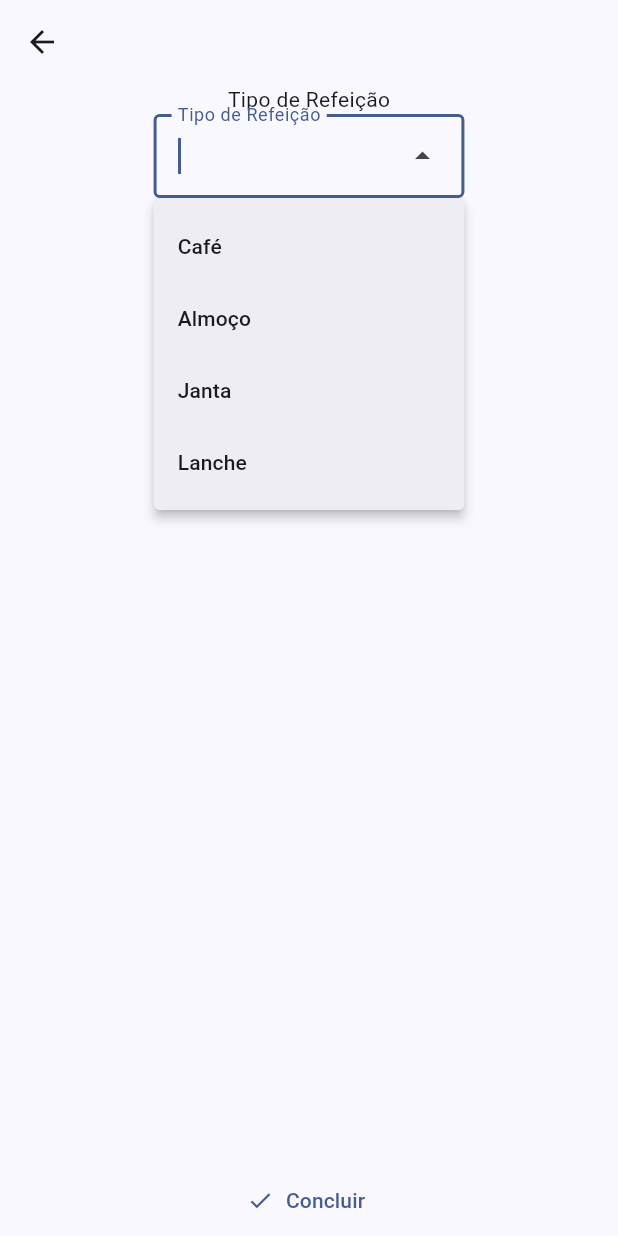
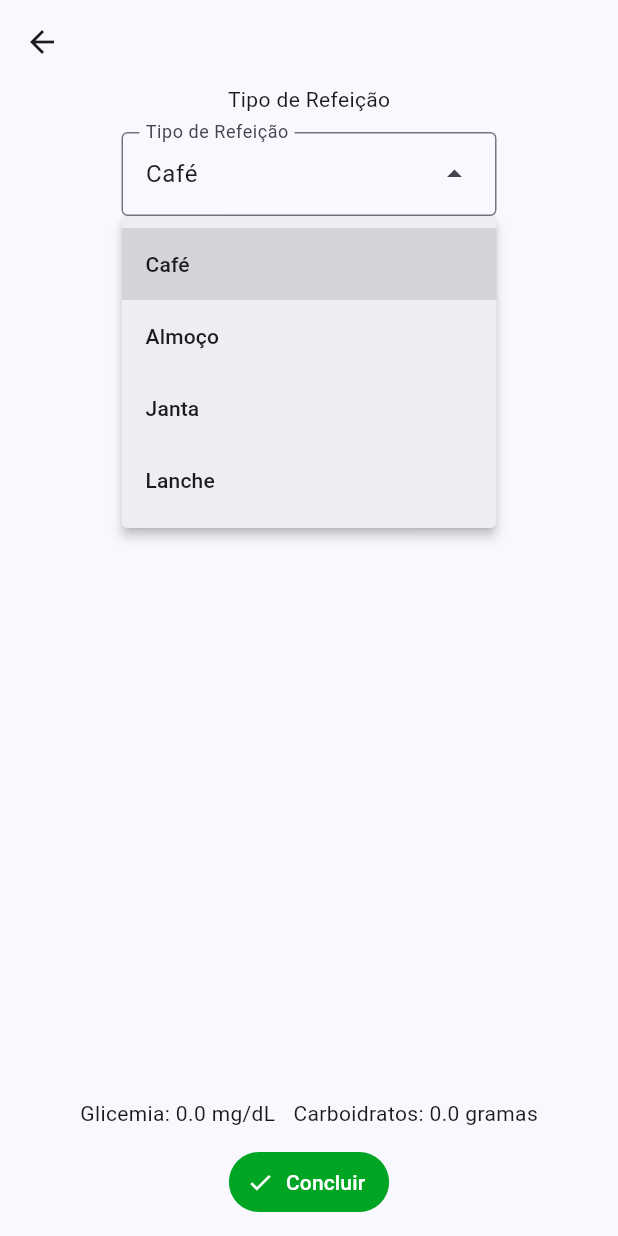
Before and after one commit to ezboy4life/carbonet, a Flutter app: the AdicionarRefeicao screen opened directly, after a tap on "Café", on a phone screen of 412 x 824 dp. Run offline on Flutter 3.47's test engine with Material 3 defaults, Android fonts, the phone set to English and light mode, and no system bars; our stand-ins replace logger, sqflite; accounts and stored records are empty.

Commit message:
coisinhas tipo cor de botão, botão de tirar alimento e salvar a refeição + os alimentos

```diff
--- a/lib/pages/add_refeicao.dart
+++ b/lib/pages/add_refeicao.dart
@@ -2,7 +2,11 @@
 // Isso é intencional, por enquanto a prioridade é fazer funcionar.
 
 import 'package:carbonet/data/models/alimento_ingerido.dart';
+import 'package:carbonet/data/models/refeicao.dart';
 import 'package:carbonet/pages/selecionar_alimentos.dart';
+import 'package:carbonet/utils/app_colors.dart';
+import 'package:carbonet/utils/dao_procedure_coupler.dart';
+import 'package:carbonet/utils/logged_user_access.dart';
 import 'package:flutter/material.dart';
 
 class AdicionarRefeicao extends StatefulWidget {
@@ -10,6 +14,8 @@ class AdicionarRefeicao extends StatefulWidget {
 
   final List<AlimentoIngerido> alimentosSelecionados = [];
   final TextEditingController tipoRefeicaoController = TextEditingController();
+  double glicemia = 0;
+  double totalCHO = 0;
 
   @override
   State<AdicionarRefeicao> createState() => _AdicionarRefeicaoState();
@@ -17,26 +23,58 @@ class AdicionarRefeicao extends StatefulWidget {
 
 class _AdicionarRefeicaoState extends State<AdicionarRefeicao> {
   @override
+  void setState(VoidCallback fn) {
+    widget.totalCHO = 0;
+    for (var alimentoIngerido in widget.alimentosSelecionados) {
+      widget.totalCHO += alimentoIngerido.alimentoReferencia.carbos_por_grama * alimentoIngerido.qtdIngerida;
+    }
+    super.setState(fn);
+  }
+
+  @override
   Widget build(BuildContext context) {
     return Scaffold(
       appBar: AppBar(),
       body: Column(
         children: [
           Text("Tipo de Refeição"),
+          const SizedBox(height: 12),
           DropdownMenu_TiposRefeicao(
-            tipoRefeicaoController: widget.tipoRefeicaoController,),
+            tipoRefeicaoController: widget.tipoRefeicaoController,
+          ),
+            const SizedBox(height: 12),
           Text("Alimentos"),
+          const SizedBox(height: 12),
           TextButton_BuscarAlimentos(
             alimentosSelecionados: widget.alimentosSelecionados,
             setPageState: setState,
           ),
-          Expanded(
-            child: ListView_AlimentosSelecionados(
-              alimentosSelecionados: widget.alimentosSelecionados,
+          Padding(
+            padding: const EdgeInsets.all(16.0),
+            child: Expanded(
+              child: ListView_AlimentosSelecionados(
+                alimentosSelecionados: widget.alimentosSelecionados,
+              ),
             ),
           ),
           Spacer(),
-          TextButton_CadastrarRefeicao()
+          const SizedBox(height: 12),
+          Row(
+            mainAxisAlignment: MainAxisAlignment.center,
+            children: [
+              Text("Glicemia: ${widget.glicemia} mg/dL"),
+              const SizedBox(width: 12),
+              Text("Carboidratos: ${widget.totalCHO} gramas"),
+            ],
+          ),
+          const SizedBox(height: 12),
+          TextButton_CadastrarRefeicao(
+            alimentosSelecionados: widget.alimentosSelecionados,
+            glicemia: widget.glicemia,
+            totalCHO: widget.totalCHO,
+            tipoRefeicao: widget.tipoRefeicaoController.text,
+          ),
+          const SizedBox(height: 12),
         ],
       ),
     );
@@ -50,16 +88,54 @@ class _AdicionarRefeicaoState extends State<AdicionarRefeicao> {
 class TextButton_CadastrarRefeicao extends StatelessWidget {
   const TextButton_CadastrarRefeicao({
     super.key,
+    required this.alimentosSelecionados,
+    required this.glicemia,
+    required this.totalCHO,
+    required this.tipoRefeicao,
   });
+
+  final List<AlimentoIngerido> alimentosSelecionados;
+  final double glicemia;
+  final double totalCHO;
+  final String tipoRefeicao;
 
   @override
   Widget build(BuildContext context) {
     return TextButton.icon(
       label: const Text("Concluir"),
-      icon: const Icon(Icons.check),
+      icon: const Icon(Icons.check, color: Colors.white),
       onPressed: () {
-        //TODO: cadastro da refeição; aqui eu dependo do DAO que eu ainda não fiz 😇
+        if (tipoRefeicao.isEmpty) {
+          ScaffoldMessenger.of(context).showSnackBar(
+            const SnackBar(
+              content: Text("Selecione o tipo de refeição."),
+            ),
+          );
+          return;
+        } else {
+          Refeicao refeicao = Refeicao(
+            idUser: LoggedUserAccess().user!.id!,
+            data: DateTime.now(), // TODO mudar
+            tipoRefeicao: tipoRefeicao,
+            isActive: true,
+          );
+
+          DaoProcedureCoupler.inserirRefeicaoProcedimento(
+            refeicao,
+            alimentosSelecionados
+          ).then((value) {
+            //TODO
+            //se sucesso, devolver o valor pra tela home e mostrar uma snackbar de sucesso;
+            //se falha, mostrar uma snackbar de erro e ficar nessa página, para o usuário poder tentar de novo.
+          },);
+        }
+
+
       },
+      style: TextButton.styleFrom(
+        backgroundColor: AppColors.defaultGreen,
+        foregroundColor: Colors.white,
+      ),
     );
   }
 }
@@ -84,7 +160,7 @@ class ListView_AlimentosSelecionados extends StatelessWidget {
         final alimento = alimentosSelecionados[index];
         return ListTile(
           title: Text(alimento.alimentoReferencia.nome),
-          trailing: Text("${alimento.qtdIngerida}"),
+          trailing: Text("${alimento.qtdIngerida}g"),
         );
       },
     );
@@ -106,7 +182,7 @@ class TextButton_BuscarAlimentos extends StatelessWidget {
   @override
   Widget build(BuildContext context) {
     return TextButton.icon(
-      icon: const Icon(Icons.search),
+      icon: const Icon(Icons.search, color: Colors.white,),
       label: const Text('Buscar...'),
       onPressed: () {
         // Navigator.push(
@@ -127,6 +203,10 @@ class TextButton_BuscarAlimentos extends StatelessWidget {
           setPageState(() {});
         },);
       },
+      style: TextButton.styleFrom(
+        backgroundColor: AppColors.defaultAppColor,
+        foregroundColor: Colors.white,
+      )
     );
   }
 }
@@ -141,7 +221,6 @@ class DropdownMenu_TiposRefeicao extends StatefulWidget {
   });
   final TextEditingController tipoRefeicaoController;
   final List<String> dropdownMenuEntries = const ['Café', 'Almoço', 'Janta', 'Lanche'];
-  String tipoSelecionado = "";
 
   @override
   State<DropdownMenu_TiposRefeicao> createState() => _DropdownMenu_TiposRefeicaoState();
@@ -151,13 +230,13 @@ class _DropdownMenu_TiposRefeicaoState extends State<DropdownMenu_TiposRefeicao>
   @override
   Widget build(BuildContext context) {
     return DropdownMenu<String>(
+      width: 250,
+      initialSelection: widget.dropdownMenuEntries[0],
       controller: widget.tipoRefeicaoController,
-      requestFocusOnTap: true,
+      requestFocusOnTap: false,
       label: const Text('Tipo de Refeição'),
       onSelected: (String? tipoSelecionado) {
-        setState(() {
-          tipoSelecionado = tipoSelecionado ?? "";
-        });
+        setState(() {});
       },
       dropdownMenuEntries: widget.dropdownMenuEntries.map<DropdownMenuEntry<String>>(
         (String tipoRefeicao) {
--- a/lib/utils/dao_procedure_coupler.dart
+++ b/lib/utils/dao_procedure_coupler.dart
@@ -4,7 +4,7 @@ import 'package:carbonet/data/models/alimento_ingerido.dart';
 import 'package:carbonet/data/models/refeicao.dart';
 
 class DaoProcedureCoupler {
-  static void inserirRefeicaoProcedimento(Refeicao refeicao, List<AlimentoIngerido> listaAlimentosSelecionados) async {
+  static Future<int> inserirRefeicaoProcedimento(Refeicao refeicao, List<AlimentoIngerido> listaAlimentosSelecionados) async {
     int idRefeicao = await RefeicaoDAO().insertRefeicao(refeicao);
 
     AlimentoIngeridoDAO alimentoIngeridoDAO = AlimentoIngeridoDAO();
@@ -12,5 +12,7 @@ class DaoProcedureCoupler {
       item.idRefeicao = idRefeicao;
       await alimentoIngeridoDAO.insertAlimentoIngerido(item);
     }
+
+    return idRefeicao;
   }
 }
--- /dev/null
+++ b/lib/utils/string_wrapper.dart
@@ -0,0 +1,4 @@
+class StringWrapper {
+  StringWrapper(this.content);
+  String content;
+}
```
Also changed, not shown: lib/pages/listar_refeicoes.dart (added, +26 -0 lines), lib/pages/selecionar_alimentos.dart (+20 -5 lines).
